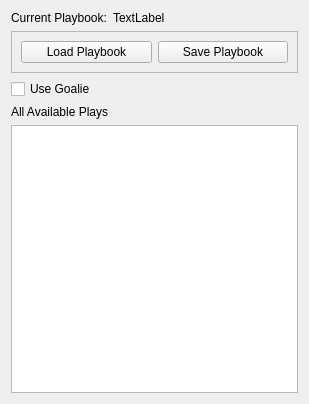
Old version of the form soccer/ui/PlayConfigTab.ui in the repository RoboJackets/robocup-software.
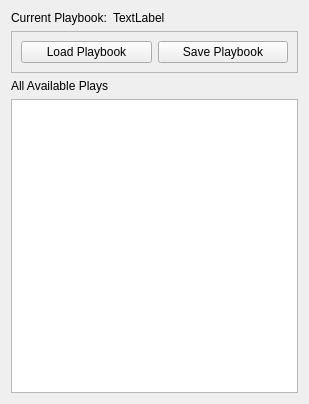
New version of the form.

Commit message: Removes the "Use Goalie" checkbox from the plays config tab. This functionality is taken care of by the new Goalie selection combobox. Selecting "None" will cause the system to not use the Goalie behavior. Analogous to unchecking the old "Use Goalie" box.

Patch:
```diff
--- a/soccer/ui/PlayConfigTab.ui
+++ b/soccer/ui/PlayConfigTab.ui
@@ -64,13 +64,6 @@
      </layout>
     </widget>
    </item>
-   <item>
-    <widget class="QCheckBox" name="goalie">
-     <property name="text">
-      <string>Use Goalie</string>
-     </property>
-    </widget>
-   </item>
    <item>
     <widget class="QLabel" name="label">
      <property name="text">
```
Left out of the diff: 3 changed lines with no effect on the pictures. The commit also changes 4 other files.
